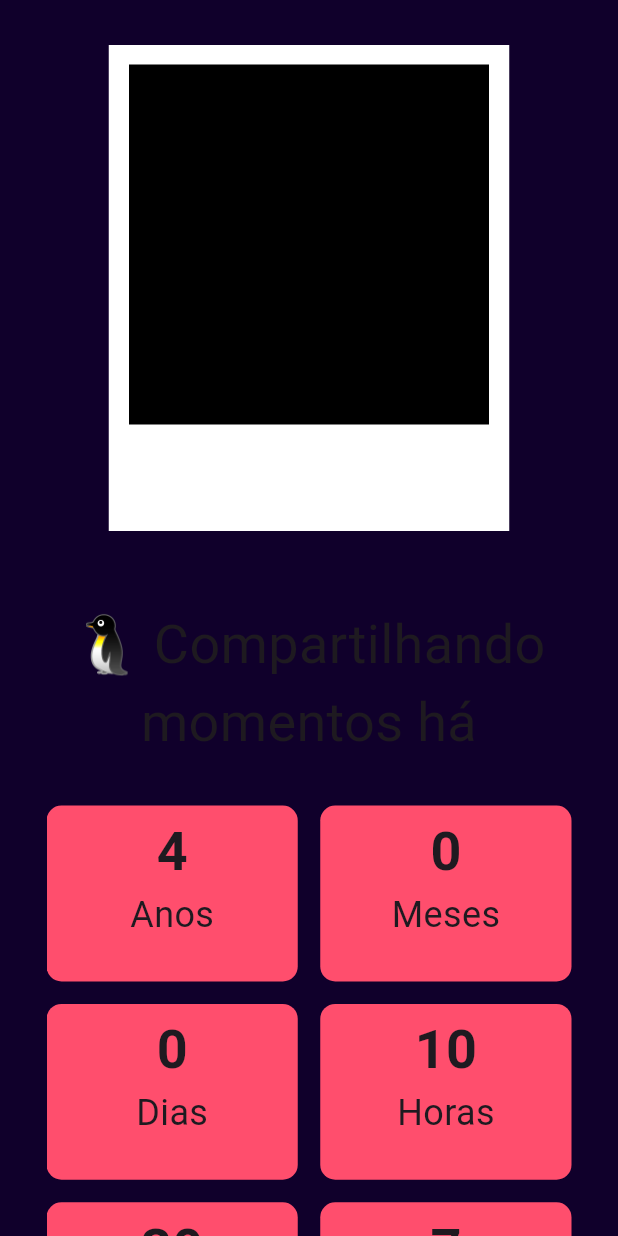
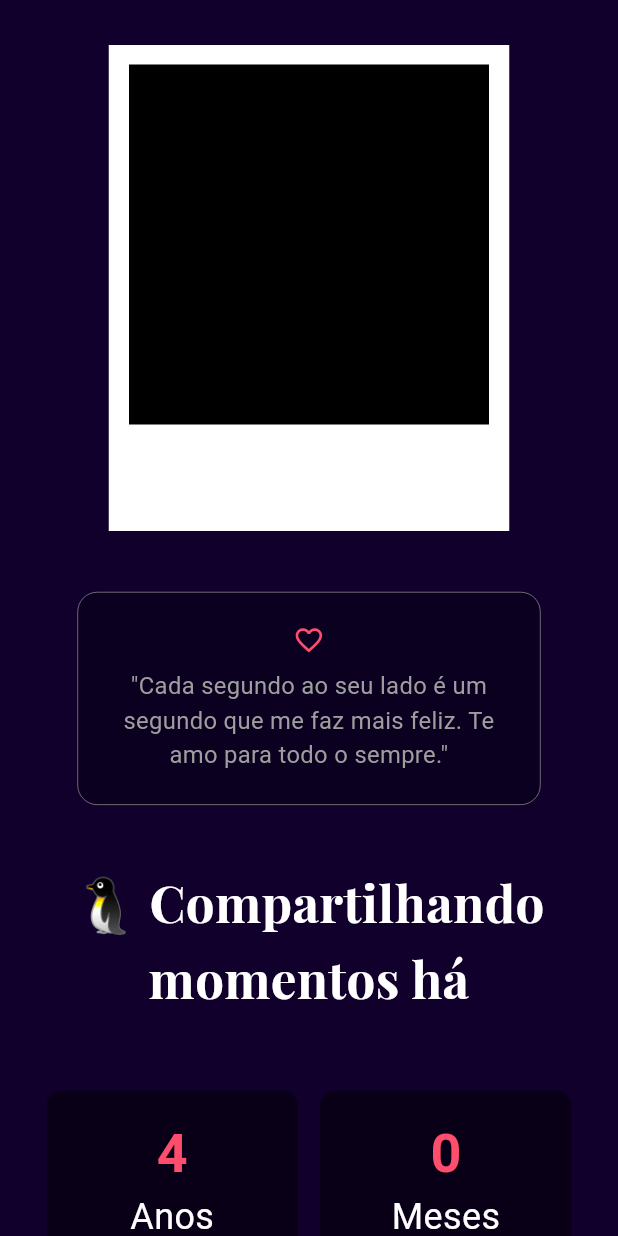
Before and after one commit to gugarocha/contador-tempo-juntos, a Flutter app: the screen it shows after launch, on a phone screen of 412 x 824 dp. Run offline on Flutter 3.47's test engine with Material 3 defaults, Android fonts, the phone set to English and light mode, and no system bars; our stand-ins replace camera, firebase_core, firebase_storage, jiffy; missing offline and left inert: exif; accounts and stored records are empty; network calls fail; statements that could not run were skipped.

Commit message:
style in CountTimePage

```diff
--- a/lib/src/core/ui/app_theme.dart
+++ b/lib/src/core/ui/app_theme.dart
@@ -10,10 +10,10 @@ sealed class AppTheme {
     ),
     elevatedButtonTheme: ElevatedButtonThemeData(
       style: ElevatedButton.styleFrom(
-        foregroundColor: ColorsConstants.primary,
-        backgroundColor: ColorsConstants.secondary,
+        minimumSize: const Size.fromHeight(70),
+        backgroundColor: ColorsConstants.primary,
         shape: RoundedRectangleBorder(
-          borderRadius: BorderRadius.circular(30),
+          borderRadius: BorderRadius.circular(10),
         ),
       ),
     ),
--- a/lib/src/core/ui/constants.dart
+++ b/lib/src/core/ui/constants.dart
@@ -13,6 +13,12 @@ sealed class ImagesConstants {
 sealed class FontsConstants {
   static const titleFontFamily = 'PlayfairDisplay';
 
+  static const titleLarge = TextStyle(
+    fontFamily: titleFontFamily,
+    color: Colors.white,
+    fontWeight: FontWeight.bold,
+    fontSize: 34,
+  );
   static const titleMedium = TextStyle(
     fontFamily: titleFontFamily,
     color: Colors.white,
--- a/lib/src/pages/count_time/count_time_page.dart
+++ b/lib/src/pages/count_time/count_time_page.dart
@@ -1,5 +1,8 @@
 import 'package:flutter/material.dart';
 
+import '../../core/ui/constants.dart';
+import '../../core/ui/widgets/content_container.dart';
+import '../../core/ui/widgets/heart_widget.dart';
 import '../../core/utils/util_functions.dart';
 import '../best_moments/best_moments_page.dart';
 import 'widgets/count_down.dart';
@@ -28,21 +31,42 @@ class _CountTimePageState extends State<CountTimePage> {
                     children: [
                       PolaroidImage(),
                       SizedBox(
-                        height: 50,
+                        height: 30,
+                      ),
+                      ContentContainer(
+                        child: Column(
+                          children: [
+                            HeartWidget(),
+                            SizedBox(
+                              height: 10,
+                            ),
+                            Text(
+                              '"Cada segundo ao seu lado é um segundo que me faz mais feliz. Te amo para todo o sempre."',
+                              textAlign: TextAlign.center,
+                              style: TextStyle(
+                                color: Colors.grey,
+                                fontSize: 18,
+                              ),
+                            ),
+                          ],
+                        ),
+                      ),
+                      SizedBox(
+                        height: 30,
                       ),
                       Text(
-                        '🐧 Compartilhando momentos há',
-                        maxLines: 2,
+                        '🐧 Compartilhando\nmomentos há',
                         textAlign: TextAlign.center,
-                        style: TextStyle(
-                          fontSize: 36,
-                        ),
+                        style: FontsConstants.titleLarge,
                       ),
                     ],
                   ),
                 ),
               ),
-              const CountDown(),
+              const SliverPadding(
+                padding: EdgeInsets.symmetric(vertical: 20),
+                sliver: CountDown(),
+              ),
               SliverPadding(
                 padding: const EdgeInsets.symmetric(vertical: 20),
                 sliver: SliverToBoxAdapter(
@@ -54,8 +78,21 @@ class _CountTimePageState extends State<CountTimePage> {
                         pushReplacement: false,
                       );
                     },
-                    child: const Text(
-                      'Conferir melhores momentos →',
+                    child: const Row(
+                      children: [
+                        Text(
+                          'Conferir melhores momentos',
+                          style: TextStyle(
+                            fontSize: 20,
+                            fontWeight: FontWeight.bold,
+                          ),
+                        ),
+                        SizedBox(width: 10),
+                        Icon(
+                          Icons.arrow_right_alt,
+                          size: 24,
+                        ),
+                      ],
                     ),
                   ),
                 ),
--- a/lib/src/pages/count_time/widgets/count_down.dart
+++ b/lib/src/pages/count_time/widgets/count_down.dart
@@ -102,22 +102,27 @@ class _TimeAnimatedContainer extends StatelessWidget {
     return Container(
       padding: const EdgeInsets.symmetric(vertical: 5),
       decoration: const BoxDecoration(
-        color: ColorsConstants.secondary,
+        color: Colors.black45,
         borderRadius: BorderRadius.all(Radius.circular(10)),
       ),
       child: Column(
         mainAxisSize: MainAxisSize.min,
+        mainAxisAlignment: MainAxisAlignment.center,
         children: [
           Text(
             time,
             style: const TextStyle(
               fontSize: 36,
               fontWeight: FontWeight.bold,
+              color: ColorsConstants.secondary,
             ),
           ),
           Text(
             label,
-            style: const TextStyle(fontSize: 24),
+            style: const TextStyle(
+              fontSize: 24,
+              color: Colors.white,
+            ),
           ),
         ],
       ),
```
Also changed, not shown: 1 other file.
